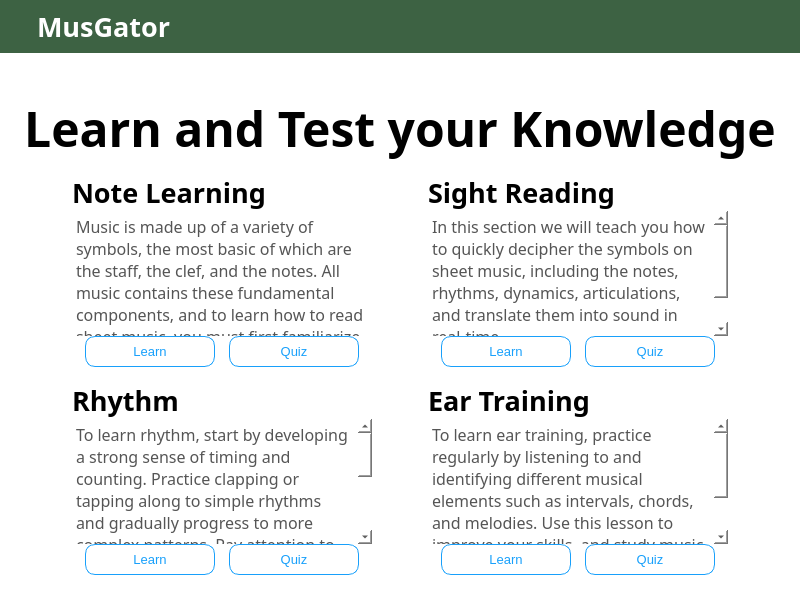
Before: the Qt Designer form HomePage.ui in ZachKrol/MusGator, drawn with Qt 5.
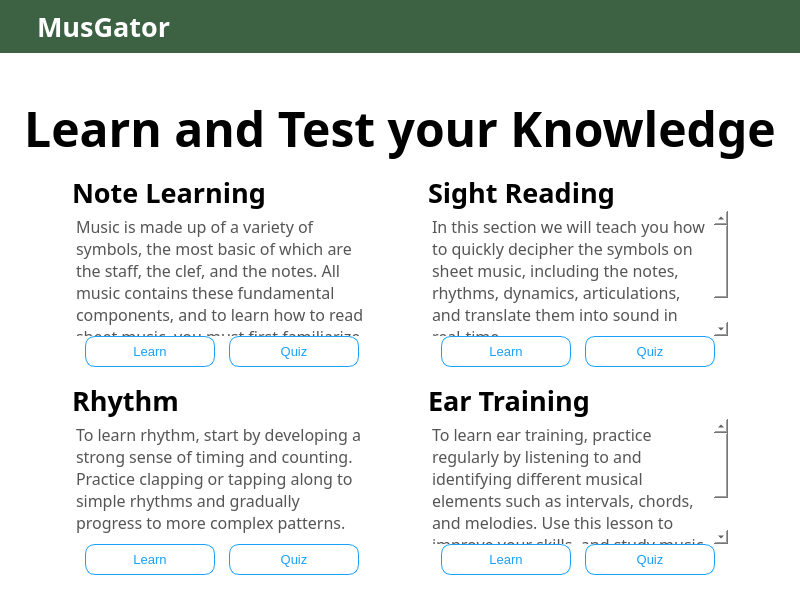
After: the same form once the commit is applied. Icons and pictures are not drawn.

Commit message: Update rhythm description and add banner to learning page

Patch:
```diff
--- a/HomePage.ui
+++ b/HomePage.ui
@@ -19,7 +19,7 @@
   <property name="font">
    <font>
     <family>Vivaldi</family>
-    <italic>true</italic>
+    <italic>false</italic>
    </font>
   </property>
   <property name="windowTitle">
@@ -561,13 +561,15 @@
             <property name="styleSheet">
              <string notr="true"/>
             </property>
+            <property name="verticalScrollBarPolicy">
+             <enum>Qt::ScrollBarAsNeeded</enum>
+            </property>
             <property name="html">
              <string>&lt;!DOCTYPE HTML PUBLIC &quot;-//W3C//DTD HTML 4.0//EN&quot; &quot;http://www.w3.org/TR/REC-html40/strict.dtd&quot;&gt;
 &lt;html&gt;&lt;head&gt;&lt;meta name=&quot;qrichtext&quot; content=&quot;1&quot; /&gt;&lt;style type=&quot;text/css&quot;&gt;
 p, li { white-space: pre-wrap; }
 &lt;/style&gt;&lt;/head&gt;&lt;body style=&quot; font-family:'Tw Cen MT'; font-size:12pt; font-weight:400; font-style:normal;&quot;&gt;
-&lt;p style=&quot; margin-top:0px; margin-bottom:0px; margin-left:0px; margin-right:0px; -qt-block-indent:0; text-indent:0px;&quot;&gt;To learn rhythm, start by developing a strong sense of timing and counting. Practice clapping or tapping along to simple rhythms and gradually progress to more complex patterns. Pay attention to the relationship between notes and rests and how they fit into the beat, and practice playing or singing along with a metronome or backing track to improve your accuracy and consistency.
-&lt;/p&gt;&lt;/body&gt;&lt;/html&gt;</string>
+&lt;p style=&quot; margin-top:0px; margin-bottom:0px; margin-left:0px; margin-right:0px; -qt-block-indent:0; text-indent:0px;&quot;&gt;To learn rhythm, start by developing a strong sense of timing and counting. Practice clapping or tapping along to simple rhythms and gradually progress to more complex patterns.&lt;/p&gt;&lt;/body&gt;&lt;/html&gt;</string>
             </property>
            </widget>
           </item>
```
Left out of the diff: 5 changed lines with no effect on the pictures. The commit also changes 5 other files.
